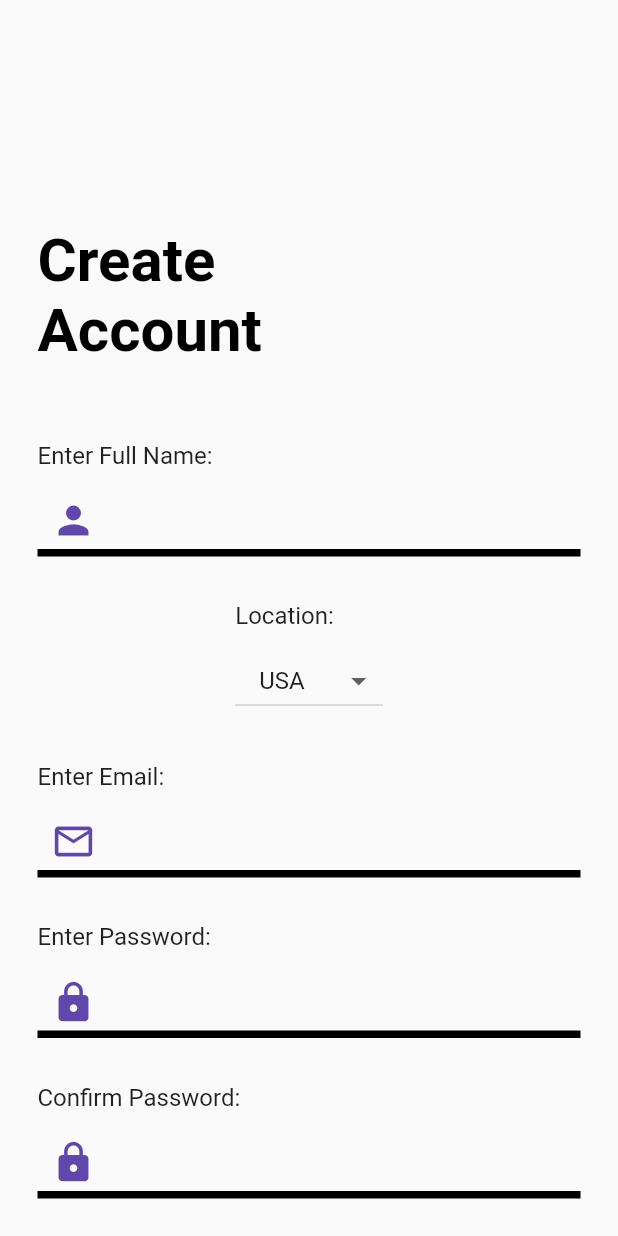
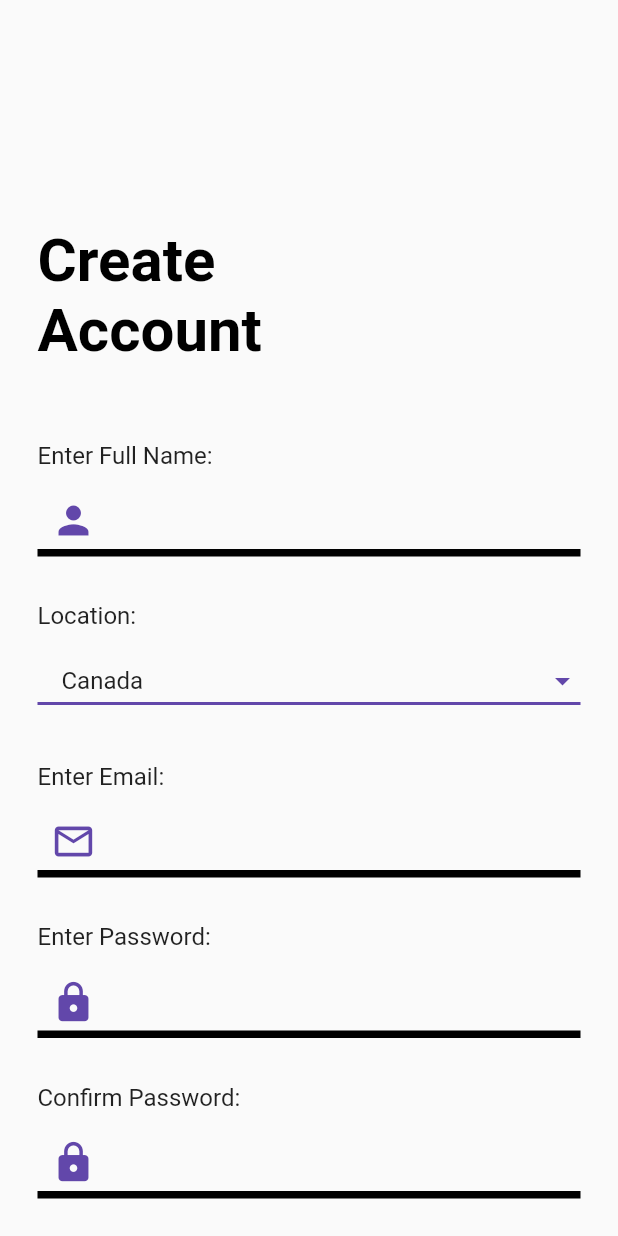
Before and after one commit to shmaiii/epilog-ubclaunchpad, a Flutter app: the SignUpScreen screen opened directly, on a phone screen of 412 x 824 dp. Run offline on Flutter 3.47's test engine with Material 2 defaults, Android fonts, the phone set to English and light mode, and no system bars; drawn by our look-alikes of dropdown_button2; our stand-ins replace cloud_firestore, firebase_auth, firebase_core, flutter_datetime_picker, flutter_secure_storage, getwidget and 2 more; missing offline and left inert: flutter_picker; accounts and stored records are empty; network calls fail.

Commit message:
add dropdown to input location in signup page

```diff
--- a/client/lib/screens/signUpScreen.dart
+++ b/client/lib/screens/signUpScreen.dart
@@ -5,6 +5,7 @@ import 'package:client/firebase/authenticatedRequest.dart';
 import 'package:firebase_auth/firebase_auth.dart';
 import 'package:flutter/material.dart';
 import 'package:flutter/services.dart';
+import 'package:dropdown_button2/dropdown_button2.dart';
 
 class SignUpScreen extends StatefulWidget {
   @override
@@ -13,7 +14,7 @@ class SignUpScreen extends StatefulWidget {
 
 class _SignUpScreenState extends State<SignUpScreen> {
   String _errorMsg = '';
-  String selectedLocation = "USA";
+  String selectedLocation = "Canada";
   final nameController = TextEditingController();
   final emailController = TextEditingController();
   final passwordController = TextEditingController();
@@ -41,19 +42,30 @@ class _SignUpScreenState extends State<SignUpScreen> {
               fontWeight: FontWeight.normal),
         ),
         SizedBox(height: 10),
-        ButtonTheme(
-          alignedDropdown: true,
-          child: DropdownButton(
+        Container(
+          child: Column(
+            crossAxisAlignment: CrossAxisAlignment.stretch,
+            children: <Widget>[
+              DropdownButton2(
+                underline: Container(
+                  height: 2,
+                  color: Color(0xff6247AA),
+                ),
+                iconStyleData:
+                    IconStyleData(iconEnabledColor: Color(0xff6247AA)),
+                isExpanded: true,
                 value: selectedLocation,
                 items: [
+                  DropdownMenuItem(child: Text("Canada"), value: "Canada"),
                   DropdownMenuItem(child: Text("USA"), value: "USA"),
-              DropdownMenuItem(child: Text("Canada"), value: "Canada"),
                 ],
                 onChanged: (String? newValue) {
                   setState(() {
                     selectedLocation = newValue!;
                   });
                 },
+              ),
+            ],
           ),
         ),
       ],
@@ -239,8 +251,10 @@ class _SignUpScreenState extends State<SignUpScreen> {
         await AuthenticatedRequest.post(
             url: Uri.parse(
                 'http://10.0.2.2:8080/user/personal-information/store'),
-            body:
-                jsonEncode(<String, String>{'fullName': nameController.text}));
+            body: jsonEncode(<String, String>{
+              'name': nameController.text,
+              'location': selectedLocation
+            }));
         setState(() {
           _errorMsg = '';
         });
--- a/client/pubspec.yaml
+++ b/client/pubspec.yaml
@@ -36,6 +36,7 @@ dependencies:
   # The following adds the Cupertino Icons font to your application.
   # Use with the CupertinoIcons class for iOS style icons.
   cupertino_icons: ^1.0.2
+  dropdown_button2: ^2.0.0
   settings_ui: ^2.0.2
   getwidget: ^3.0.1
   flutter_datetime_picker: ^1.5.1
```
Also changed, not shown: client/pubspec.lock, 1 other file. Lines whose indentation alone changed are shown as unchanged.
